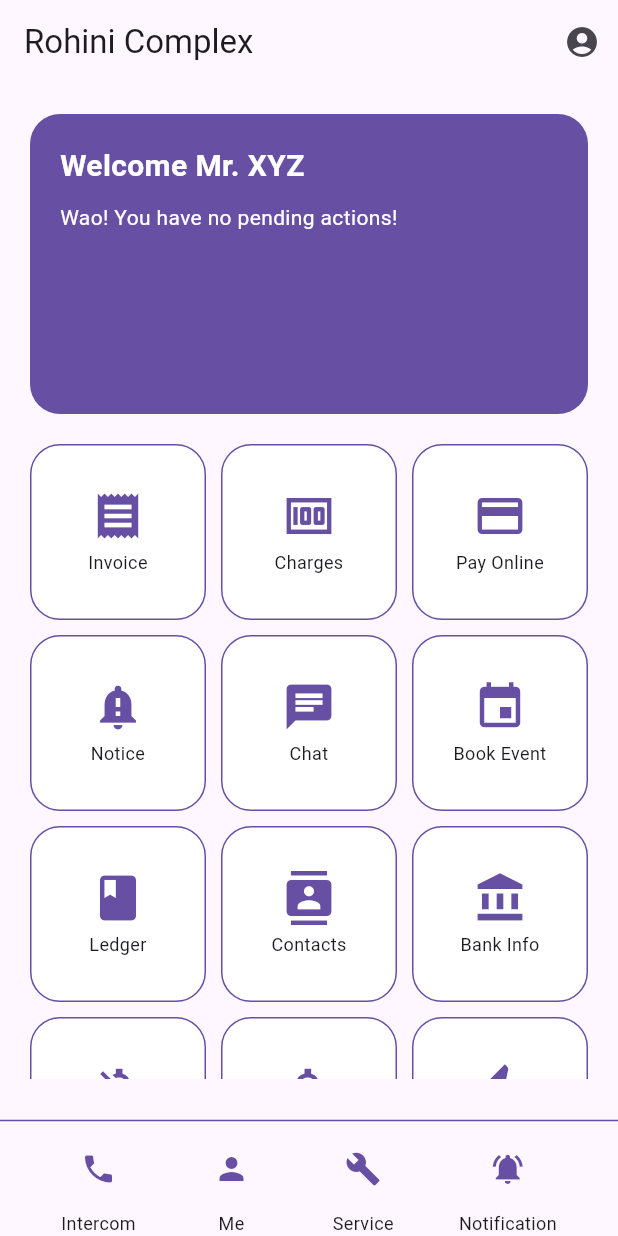
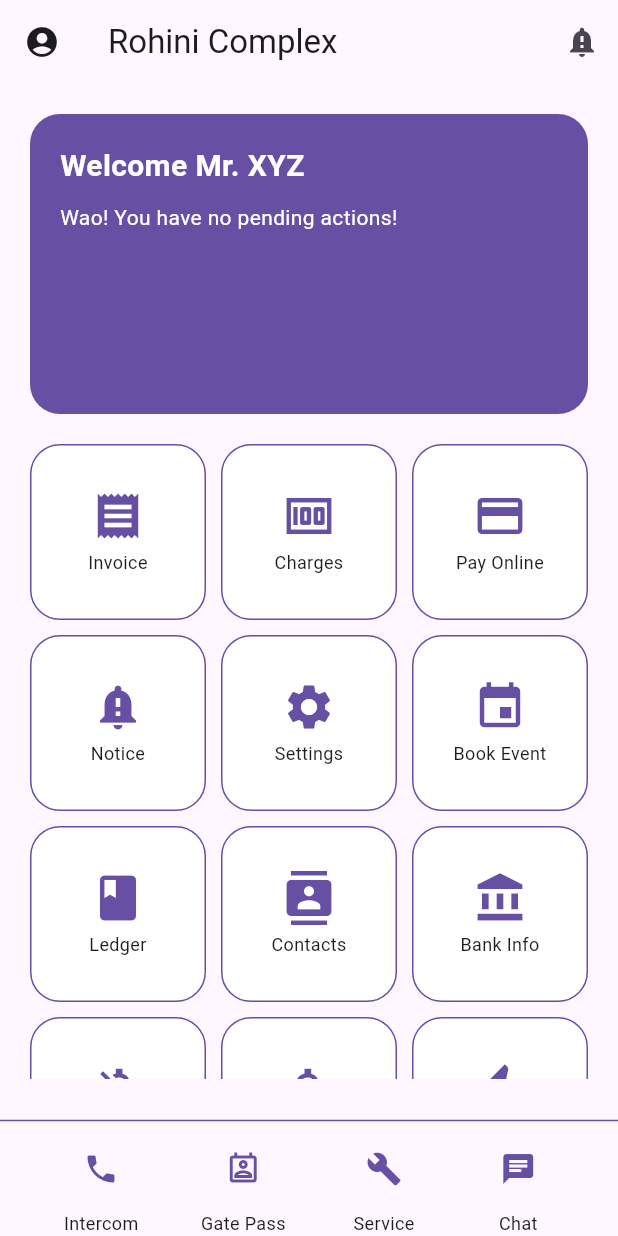
Before and after one commit to rohinicomplex/rohini_app_flutter, a Flutter app: the screen it shows after launch, on a phone screen of 412 x 824 dp. Run offline on Flutter 3.47's test engine with Material 3 defaults, Android fonts, the phone set to English and light mode, and no system bars; our stand-ins replace file_picker, firebase_core, flutter_contacts, local_auth, permission_handler, shared_preferences and 1 more; missing offline and left inert: flutter_file_downloader, syncfusion_flutter_signaturepad; accounts and stored records are empty.

Commit message:
Added gaepass

```diff
--- a/lib/landing.dart
+++ b/lib/landing.dart
@@ -5,12 +5,22 @@ class LandingPage extends StatelessWidget {
   Widget build(BuildContext context) {
     return Scaffold(
       appBar: AppBar(
+        leading: Builder(
+          builder: (BuildContext context) {
+            return IconButton(
+              icon: const Icon(Icons.account_circle),
+              onPressed: () {
+                Navigator.pushNamed(context, '/profile');
+              },
+            );
+          },
+        ),
         title: Text('Rohini Complex'),
         actions: [
           IconButton(
-            icon: Icon(Icons.account_circle),
+            icon: Icon(Icons.notification_important),
             onPressed: () {
-              Navigator.pushNamed(context, '/settings');
+              Navigator.pushNamed(context, '/notification');
             },
           ),
         ],
@@ -87,10 +97,10 @@ class LandingPage extends StatelessWidget {
                     },
                   ),
                   NavigationButton(
-                    icon: Icons.chat,
-                    label: 'Chat',
+                    icon: Icons.settings,
+                    label: 'Settings',
                     onTap: () {
-                      Navigator.pushNamed(context, '/chat');
+                      Navigator.pushNamed(context, '/settings');
                     },
                   ),
                   NavigationButton(
@@ -169,11 +179,11 @@ class LandingPage extends StatelessWidget {
                   },
                 ),
                 BottomButton(
-                  icon: Icons.person,
-                  label: 'Me',
+                  icon: Icons.perm_contact_calendar_outlined,
+                  label: 'Gate Pass',
                   onTap: () {
                     // Handle Me button tap
-                    Navigator.pushNamed(context, '/profile');
+                    Navigator.pushNamed(context, '/gatepass');
                   },
                 ),
                 BottomButton(
@@ -185,10 +195,10 @@ class LandingPage extends StatelessWidget {
                   },
                 ),
                 BottomButton(
-                  icon: Icons.notifications_active,
-                  label: 'Notification',
+                  icon: Icons.chat,
+                  label: 'Chat',
                   onTap: () {
-                    Navigator.pushNamed(context, '/notification');
+                    Navigator.pushNamed(context, '/chat');
                     // Handle Settings button tap
                   },
                 ),
--- a/lib/main.dart
+++ b/lib/main.dart
@@ -11,6 +11,7 @@ import 'ledger.dart';
 import 'profile.dart';
 import 'settings.dart';
 import 'notice.dart';
+import 'gatepass.dart';
 import 'payonline.dart';
 import 'expense.dart';
 import 'income.dart';
@@ -50,6 +51,7 @@ class MyApp extends StatelessWidget {
         '/ledger': (context) => LedgerScreen(),
         '/contacts': (context) => ContactsScreen(),
         '/approvals': (context) => ActivityApproval(),
+        '/gatepass': (context) => GatePassScreen(),
         '/settings': (context) => SettingsPage(),
         '/customersel': (context) => CustomerSelectionScreen(),
         '/chargesel': (context) => ChargesSelectionScreen(),
--- a/lib/payonline.dart
+++ b/lib/payonline.dart
@@ -260,7 +260,7 @@ class _PayOnlineScreenState extends State<PayOnlineScreen> {
     map['vide'] = '1';
     map['amount'] = totalAmount.toString();
     map['date'] = totalAmount.toString();
-
+//receivedby:getStoredUserid(),chargeDTL:chargeitemStr,billno:'',ref:'', wfAmt:wftot,wfdetail:wfitemStr,wfReason: wfReasonv})
     try {
       final response = await http.post(
         Uri.parse('https://rohinicomplex.in/service/getSelfPayCharges.php'),
```
Also changed, not shown: lib/gatepass.dart (added, +21 -0 lines), lib/invoice.dart (+17 -19 lines).
